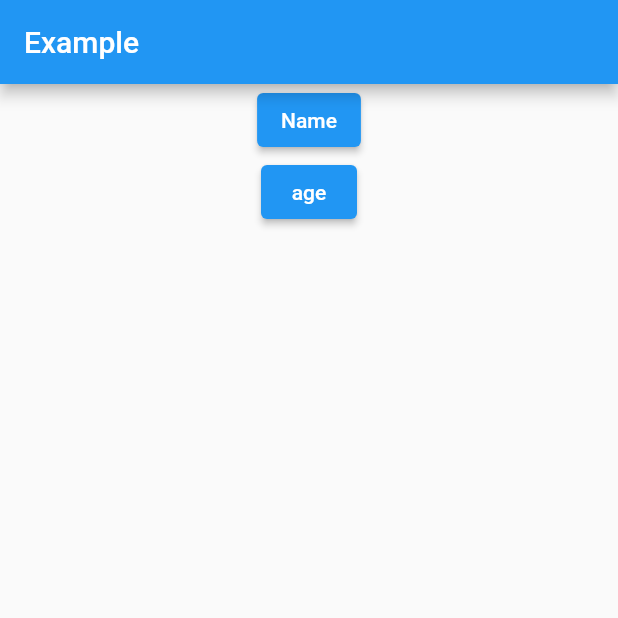
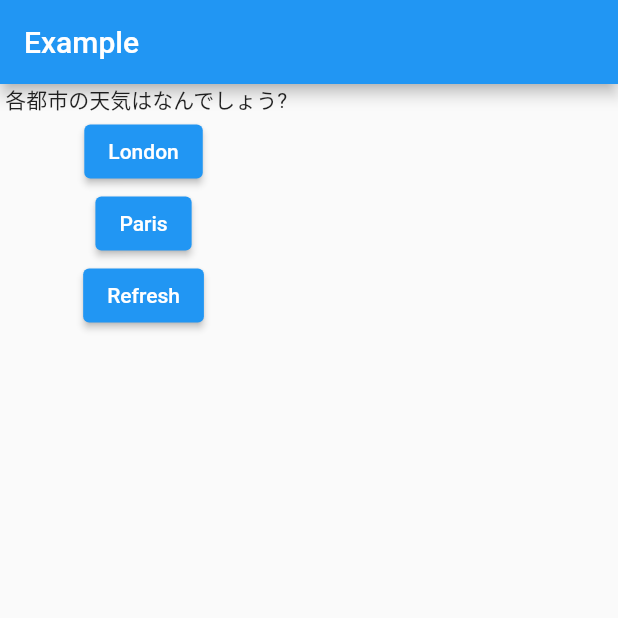
Before and after one commit to ito-a/flutter_practice, a Flutter app: the screen it shows after launch, on a phone screen of 412 x 824 dp, the top half of it. Run offline on Flutter 3.47's test engine with Material 2 defaults, Android fonts, the phone set to English and light mode, and no system bars; our stand-ins replace flutter_riverpod, freezed_annotation.

Commit message:
プロバイダのステートを組み合わせる

```diff
--- a/lib/main.dart
+++ b/lib/main.dart
@@ -1,5 +1,4 @@
 import 'package:flutter/material.dart';
-import 'package:flutter_practice/user.dart';
 import 'package:flutter_riverpod/flutter_riverpod.dart';
 
 final helloWorldProvider = Provider((_) => 'Hello World');
@@ -8,19 +7,24 @@ void main() {
   runApp(const ProviderScope(child: MyApp()));
 }
 
-// listenを使ってみる
-final userProvider = StateNotifierProvider<UserNotifier, User>((ref) => UserNotifier());
+final cityProvider = StateProvider((ref) => '');
 
-class UserNotifier extends StateNotifier<User> {
-  UserNotifier() : super(const User());
+// プロバイダのステートを組み合わせる
+final weatherProvider = FutureProvider((ref) {
+  final city = ref.watch(cityProvider);
+  return fetchWeather(city);
+});
 
-  void changeName() {
-    state = state.copyWith(name: '花子');
+String fetchWeather(String city) {
+  switch (city) {
+    case 'London':
+      return '晴れ';
+    case 'Paris':
+      return '曇り';
+    case 'Roma':
+      return '雨';
   }
-
-  void changeAge() {
-    state = state.copyWith(age: 10);
-  }
+  return ' 各都市の天気はなんでしょう?';
 }
 
 class MyApp extends ConsumerWidget {
@@ -28,29 +32,34 @@ class MyApp extends ConsumerWidget {
 
   @override
   Widget build(BuildContext context, WidgetRef ref) {
-    final listenUser = ref.listen(userProvider.select((user) => user.name),
-        (String? previousName, String newName) {
-      print('The user name changed $newName');
-    });
-
+    AsyncValue weather = ref.watch(weatherProvider);
     return MaterialApp(
       home: Scaffold(
         appBar: AppBar(
           title: const Text('Example'),
         ),
-        body: Center(
-          child: Column(
-            children: [
-              ElevatedButton(
-                onPressed: () => ref.read(userProvider.notifier).changeName(),
-                child: const Text('Name'),
-              ),
-              ElevatedButton(
-                onPressed: () => ref.read(userProvider.notifier).changeAge(),
-                child: const Text('age'),
-              ),
-            ],
-          ),
+        body: Column(
+          children: [
+            weather.when(
+              data: (value) {
+                return Text(value);
+              },
+              error: (err, stack) => Text('Error: $err'),
+              loading: () => const CircularProgressIndicator(),
+            ),
+            ElevatedButton(
+              onPressed: () => ref.read(cityProvider.notifier).state = 'London',
+              child: const Text('London'),
+            ),
+            ElevatedButton(
+              onPressed: () => ref.read(cityProvider.notifier).state = 'Paris',
+              child: const Text('Paris'),
+            ),
+            ElevatedButton(
+              onPressed: () => ref.refresh(cityProvider),
+              child: const Text('Refresh'),
+            ),
+          ],
         ),
       ),
     );
```
